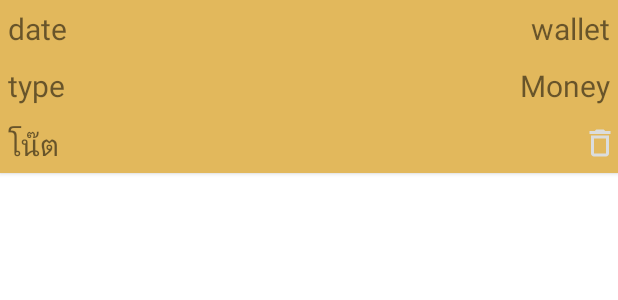
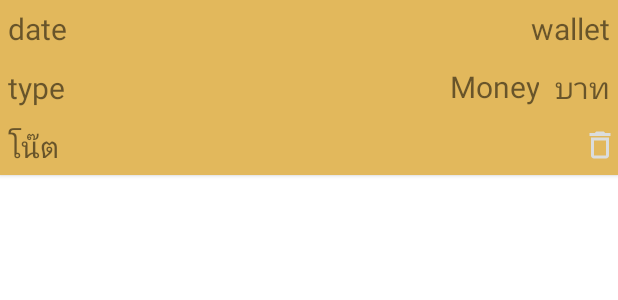
Before and after one commit to FairyFay404/AOMTANG, an Android app: the layout normalpaylist.xml on its own in the app's theme, with its tools: preview values and no code run, on a phone screen of 412 x 824 dp. Shown: the top 300 px of the screen. Run offline under Robolectric (Android 15) with nearby library versions, the phone set to English and light mode, and no system bars.

Commit message:
push ไปให้ละนะครับ

```diff
--- a/app/src/main/res/layout/fragment_add.xml
+++ b/app/src/main/res/layout/fragment_add.xml
@@ -32,7 +32,7 @@
             android:layout_width="match_parent"
             android:layout_height="wrap_content"
             android:layout_gravity="center_vertical"
-            android:layout_weight="80"
+            android:layout_weight="1"
             android:layout_marginLeft="3dp"
             android:textSize="25dp"
             android:inputType="numberDecimal"
@@ -43,7 +43,7 @@
             android:layout_width="wrap_content"
             android:layout_height="wrap_content"
             android:layout_weight="1"
-            android:textSize="0dp"
+            android:textSize="10dp"
             android:text="" />
     </LinearLayout>
 
--- a/app/src/main/res/layout/normalpaylist.xml
+++ b/app/src/main/res/layout/normalpaylist.xml
@@ -46,7 +46,7 @@
                 app:layout_constraintStart_toStartOf="parent"
                 app:layout_constraintTop_toTopOf="parent" />
         </androidx.constraintlayout.widget.ConstraintLayout>
-        <androidx.constraintlayout.widget.ConstraintLayout
+        <LinearLayout
             android:layout_width="match_parent"
             android:layout_height="match_parent"
             android:orientation="horizontal"
@@ -58,26 +58,27 @@
                 android:layout_height="wrap_content"
                 android:layout_margin="5dp"
                 android:text="type"
-                android:textSize="20dp"
-                app:layout_constraintBottom_toBottomOf="parent"
-                app:layout_constraintEnd_toStartOf="@+id/texttitle"
-                app:layout_constraintHorizontal_bias="0.0"
-                app:layout_constraintStart_toStartOf="parent"
-                app:layout_constraintTop_toTopOf="parent" />
+                android:textSize="20dp" />
 
             <TextView
                 android:id="@+id/textmoney"
+                android:layout_width="match_parent"
+                android:layout_height="wrap_content"
+                android:layout_marginHorizontal="5dp"
+                android:layout_gravity="center"
+                android:layout_weight="1"
+                android:gravity="right"
+                android:text="Money"
+                android:textSize="20dp" />
+
+            <TextView
+                android:id="@+id/textView"
                 android:layout_width="wrap_content"
                 android:layout_height="wrap_content"
                 android:layout_margin="5dp"
-                android:text="Money"
                 android:textSize="20dp"
-                app:layout_constraintBottom_toBottomOf="parent"
-                app:layout_constraintEnd_toEndOf="parent"
-                app:layout_constraintHorizontal_bias="1.0"
-                app:layout_constraintStart_toStartOf="parent"
-                app:layout_constraintTop_toTopOf="parent" />
-        </androidx.constraintlayout.widget.ConstraintLayout>
+                android:text="บาท" />
+        </LinearLayout>
         <LinearLayout
             android:layout_width="match_parent"
             android:layout_height="match_parent"
```
Also changed, not shown: app/src/main/java/com/example/appaomtang/add.kt (+23 -32 lines), app/src/main/java/com/example/appaomtang/report.kt (+50 -32 lines), app/src/main/res/layout/fragment_report.xml (+24 -1 lines).
